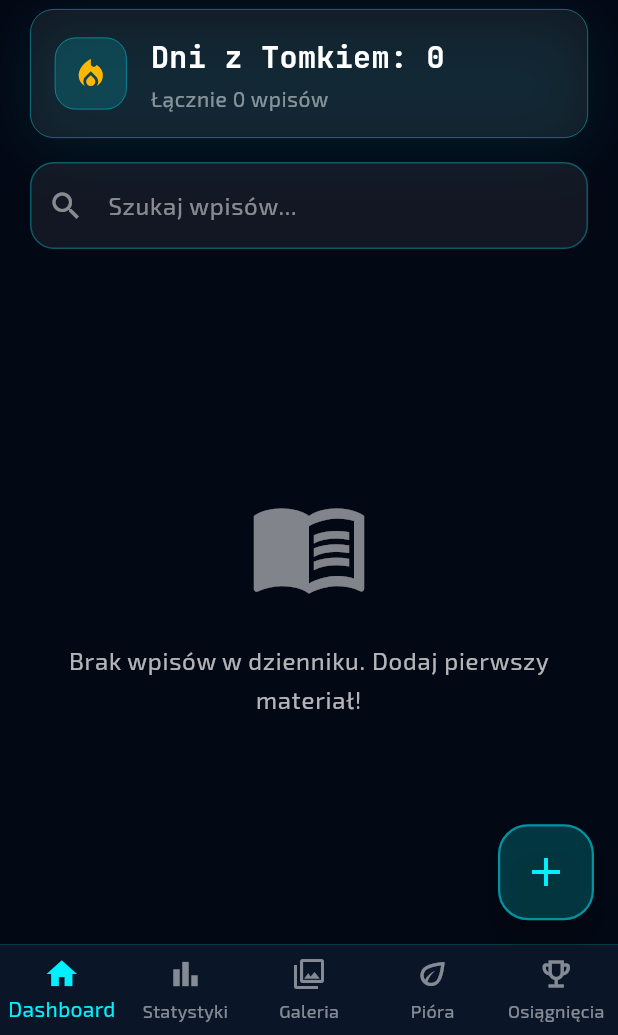
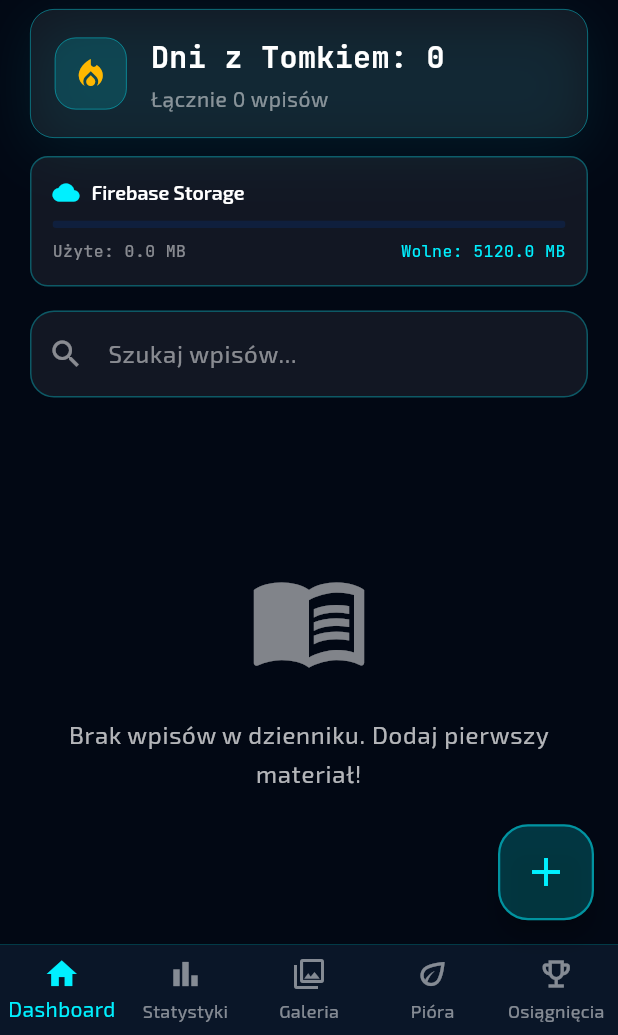
Before and after one commit to wegiel360/kogutopedia, a Flutter app: the screen it shows once a user with an empty profile is signed in, on a phone screen of 412 x 824 dp, the part 201-1236 px from its top. Run offline on Flutter 3.47's test engine with Material 3 defaults, Android fonts, the light colour scheme and no system bars; our stand-ins replace firebase_auth, firebase_core, firebase_storage, fl_chart, flutter_riverpod, google_fonts and 2 more; missing offline and left inert: exif, firebase_app_check, video_compress; accounts and stored records are empty; network calls fail.

Commit message:
v0.0.9.1-hotfix: Fix multi-upload, move quota to dashboard
- Hotfix 1: microsecondsSinceEpoch zamiast milliseconds w _compressSingleImage
  (zapobiega nadpisywaniu plików przy szybkim wyborze wielu zdjęć)
- Hotfix 2: Quota Firebase Storage przeniesiona na dashboard
  (refreshQuota przy starcie, rzeczywiste dane z Firebase)

```diff
--- a/lib/presentation/screens/dashboard_screen.dart
+++ b/lib/presentation/screens/dashboard_screen.dart
@@ -10,6 +10,7 @@ import '../providers/achievement_provider.dart';
 import '../providers/auth_provider.dart';
 import '../providers/entry_provider.dart';
 import '../providers/stats_provider.dart';
+import '../providers/storage_provider.dart';
 import '../widgets/empty_state.dart';
 import '../widgets/entry_card.dart';
 import '../widgets/glass_card.dart';
@@ -49,6 +50,7 @@ class _DashboardScreenState extends ConsumerState<DashboardScreen> {
       ref.read(statsNotifierProvider.notifier).loadStatistics();
       ref.read(achievementNotifierProvider.notifier).loadAchievements();
       ref.read(featherNotifierProvider.notifier).loadFeathers();
+      ref.read(storageProvider.notifier).refreshQuota();
     });
   }
 
@@ -141,11 +143,12 @@ class _DashboardContent extends ConsumerWidget {
     final entryState = ref.watch(entryNotifierProvider);
     final statsState = ref.watch(statsNotifierProvider);
     final achievementState = ref.watch(achievementNotifierProvider);
+    final storageState = ref.watch(storageProvider);
 
     return ResponsiveLayout(
-      mobile: _buildMobileLayout(context, ref, entryState, statsState, achievementState),
-      tablet: _buildTabletLayout(context, ref, entryState, statsState, achievementState),
-      desktop: _buildDesktopLayout(context, ref, entryState, statsState, achievementState),
+      mobile: _buildMobileLayout(context, ref, entryState, statsState, achievementState, storageState),
+      tablet: _buildTabletLayout(context, ref, entryState, statsState, achievementState, storageState),
+      desktop: _buildDesktopLayout(context, ref, entryState, statsState, achievementState, storageState),
     );
   }
 
@@ -155,11 +158,12 @@ class _DashboardContent extends ConsumerWidget {
     EntryState entryState,
     StatsState statsState,
     AchievementState achievementState,
+    StorageState storageState,
   ) {
     return SafeArea(
       child: CustomScrollView(
         slivers: [
-          _buildHeader(context, ref, statsState, achievementState),
+          _buildHeader(context, ref, statsState, achievementState, storageState),
           _buildMotivationBar(context, entryState),
           _buildSearchBar(context, ref),
           if (entryState.entries.isEmpty)
@@ -183,6 +187,7 @@ class _DashboardContent extends ConsumerWidget {
     EntryState entryState,
     StatsState statsState,
     AchievementState achievementState,
+    StorageState storageState,
   ) {
     return SafeArea(
       child: Row(
@@ -192,7 +197,7 @@ class _DashboardContent extends ConsumerWidget {
             flex: 2,
             child: CustomScrollView(
               slivers: [
-                _buildHeader(context, ref, statsState, achievementState),
+                _buildHeader(context, ref, statsState, achievementState, storageState),
                 _buildMotivationBar(context, entryState),
                 if (entryState.entries.isEmpty)
                   const SliverFillRemaining(
@@ -231,6 +236,7 @@ class _DashboardContent extends ConsumerWidget {
     EntryState entryState,
     StatsState statsState,
     AchievementState achievementState,
+    StorageState storageState,
   ) {
     return SafeArea(
       child: Row(
@@ -240,7 +246,7 @@ class _DashboardContent extends ConsumerWidget {
             flex: 3,
             child: CustomScrollView(
               slivers: [
-                _buildHeader(context, ref, statsState, achievementState),
+                _buildHeader(context, ref, statsState, achievementState, storageState),
                 _buildMotivationBar(context, entryState),
                 if (entryState.entries.isEmpty)
                   const SliverFillRemaining(
@@ -280,6 +286,7 @@ class _DashboardContent extends ConsumerWidget {
     WidgetRef ref,
     StatsState statsState,
     AchievementState achievementState,
+    StorageState storageState,
   ) {
     return SliverToBoxAdapter(
       child: Padding(
@@ -312,8 +319,75 @@ class _DashboardContent extends ConsumerWidget {
               streakCount: statsState.statistics?.streakCount ?? 0,
               totalEntries: statsState.statistics?.totalEntries ?? 0,
             ),
+            const SizedBox(height: 12),
+            _buildQuotaIndicator(storageState, context),
           ],
         ),
+      ),
+    );
+  }
+
+  Widget _buildQuotaIndicator(StorageState state, BuildContext context) {
+    return Container(
+      padding: const EdgeInsets.all(14),
+      decoration: BoxDecoration(
+        color: AppColors.glass,
+        borderRadius: BorderRadius.circular(12),
+        border: Border.all(color: AppColors.borderGlow.withOpacity(0.3)),
+      ),
+      child: Column(
+        crossAxisAlignment: CrossAxisAlignment.start,
+        children: [
+          Row(
+            children: [
+              const Icon(Icons.cloud, color: AppColors.accent, size: 18),
+              const SizedBox(width: 8),
+              Text(
+                'Firebase Storage',
+                style: Theme.of(context)
+                    .textTheme
+                    .headlineMedium
+                    ?.copyWith(fontSize: 13),
+              ),
+            ],
+          ),
+          const SizedBox(height: 10),
+          ClipRRect(
+            borderRadius: BorderRadius.circular(4),
+            child: LinearProgressIndicator(
+              value: state.quotaFraction,
+              backgroundColor: AppColors.surfaceMedium,
+              valueColor: AlwaysStoppedAnimation<Color>(
+                state.quotaFraction > 0.8
+                    ? AppColors.error
+                    : state.quotaFraction > 0.5
+                        ? AppColors.warning
+                        : AppColors.accent,
+              ),
+              minHeight: 5,
+            ),
+          ),
+          const SizedBox(height: 6),
+          Row(
+            mainAxisAlignment: MainAxisAlignment.spaceBetween,
+            children: [
+              Text(
+                'Użyte: ${state.usedMB} MB',
+                style: GoogleFonts.jetBrainsMono().copyWith(
+                  color: AppColors.textMuted,
+                  fontSize: 11,
+                ),
+              ),
+              Text(
+                'Wolne: ${state.remainingMB} MB',
+                style: GoogleFonts.jetBrainsMono().copyWith(
+                  color: AppColors.accent,
+                  fontSize: 11,
+                ),
+              ),
+            ],
+          ),
+        ],
       ),
     );
   }
--- a/lib/presentation/screens/entry_form_screen.dart
+++ b/lib/presentation/screens/entry_form_screen.dart
@@ -179,7 +179,7 @@ class _EntryFormScreenState extends ConsumerState<EntryFormScreen> {
   Future<File> _compressSingleImage(File file) async {
     try {
       final mediaPath = ref.read(databaseProvider).getMediaPath();
-      final outPath = '$mediaPath/img_${DateTime.now().millisecondsSinceEpoch}.jpeg';
+      final outPath = '$mediaPath/img_${DateTime.now().microsecondsSinceEpoch}.jpeg';
       final bytes = await file.readAsBytes();
       final decoded = img.decodeImage(bytes);
       if (decoded != null) {
```
Also changed, not shown: lib/presentation/screens/entry_detail_screen.dart (+0 -68 lines), 3 other files.
